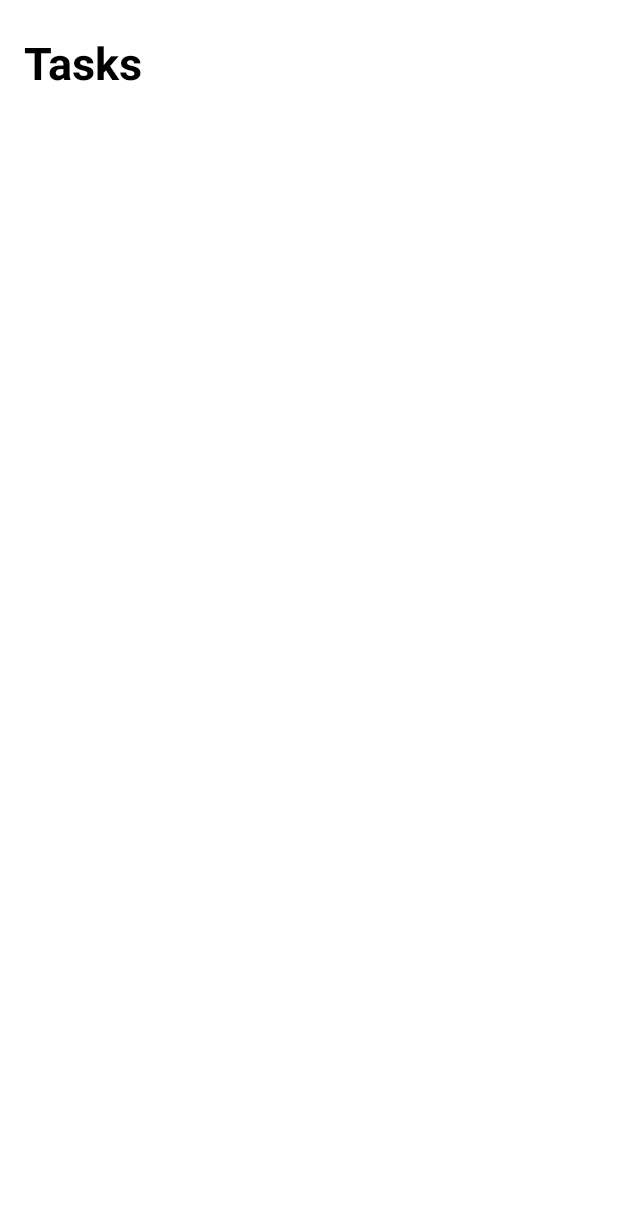
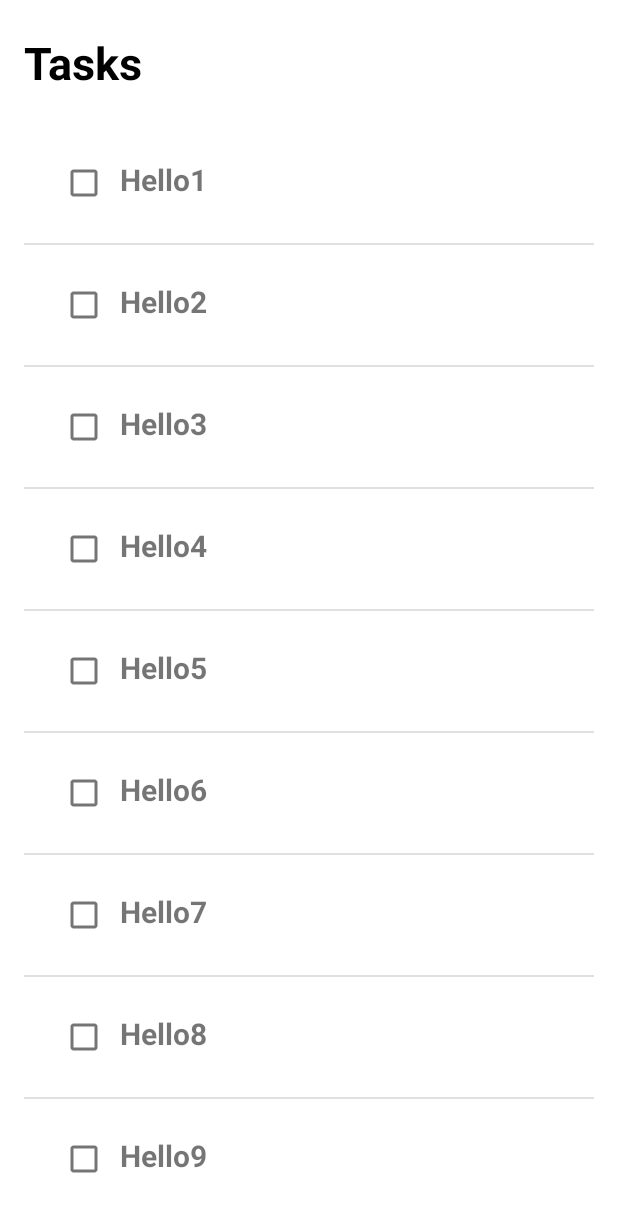
Before and after one commit to Aman7766/todo-android, an Android app: the screen it shows after launch (MainActivity), on a phone screen of 412 x 824 dp. Before the commit the part shown is almost empty. Shown: the top 1212 px of the screen. Run offline under Robolectric (Android 15) with nearby library versions, the phone set to English and light mode, and no system bars.

Commit message:
Adapter Working

```diff
--- a/app/src/main/java/com/example/todo/ItemView.java
+++ b/app/src/main/java/com/example/todo/ItemView.java
@@ -1,6 +1,8 @@
 package com.example.todo;
 
 public class ItemView {
+
+
     boolean isChecked;
     String data;
     ItemView(boolean isChecked, String data)
@@ -8,5 +10,11 @@ public class ItemView {
     this.isChecked=isChecked;
     this.data=data;
     }
+    public boolean isChecked() {
+        return isChecked;
+    }
 
+    public String getData() {
+        return data;
+    }
 }
--- a/app/src/main/java/com/example/todo/MainActivity.java
+++ b/app/src/main/java/com/example/todo/MainActivity.java
@@ -1,6 +1,7 @@
 package com.example.todo;
 
 import android.os.Bundle;
+import android.widget.ListView;
 
 import androidx.annotation.Nullable;
 import androidx.appcompat.app.AppCompatActivity;
@@ -10,10 +11,12 @@ import java.util.ArrayList;
 
 public class MainActivity extends AppCompatActivity {
 ArrayList<ItemView> itemViews=new ArrayList<>();
+ListView lv;
     @Override
     protected void onCreate(@Nullable Bundle savedInstanceState) {
         super.onCreate(savedInstanceState);
         setContentView(R.layout.activity_main);
+        lv=findViewById(R.id.lv);
         itemViews.add(new ItemView(true,"Hello1"));
         itemViews.add(new ItemView(true,"Hello2"));
         itemViews.add(new ItemView(true,"Hello3"));
@@ -25,6 +28,7 @@ ArrayList<ItemView> itemViews=new ArrayList<>();
         itemViews.add(new ItemView(true,"Hello9"));
 
          MyAdapter myAdapter=new MyAdapter(this,R.layout.item_view,itemViews);
+         lv.setAdapter(myAdapter);
 
 
 
--- a/app/src/main/java/com/example/todo/MyAdapter.java
+++ b/app/src/main/java/com/example/todo/MyAdapter.java
@@ -1,17 +1,40 @@
 package com.example.todo;
 
 import android.content.Context;
+import android.view.LayoutInflater;
+import android.view.View;
+import android.view.ViewGroup;
 import android.widget.ArrayAdapter;
+import android.widget.CheckBox;
+import android.widget.TextView;
 
 
+import androidx.annotation.NonNull;
+import androidx.annotation.Nullable;
 
 import java.util.ArrayList;
 
 
 public class MyAdapter extends ArrayAdapter<ItemView> {
 
+     ArrayList<ItemView> arrayList=new ArrayList<>();
   MyAdapter(Context context, int layout, ArrayList<ItemView> data)
   {
       super(context,layout,data);
+      arrayList=data;
   }
+
+    @NonNull
+    @Override
+    public View getView(int position, @Nullable View convertView, @NonNull ViewGroup parent) {
+        View v=convertView;
+        LayoutInflater inflater=LayoutInflater.from(getContext());
+        v=inflater.inflate(R.layout.item_view,null);
+        CheckBox cb=v.findViewById(R.id.chbx);
+        TextView tv=v.findViewById(R.id.txt);
+        tv.setText(arrayList.get(position).getData());
+
+
+        return v;
+    }
 }
```
